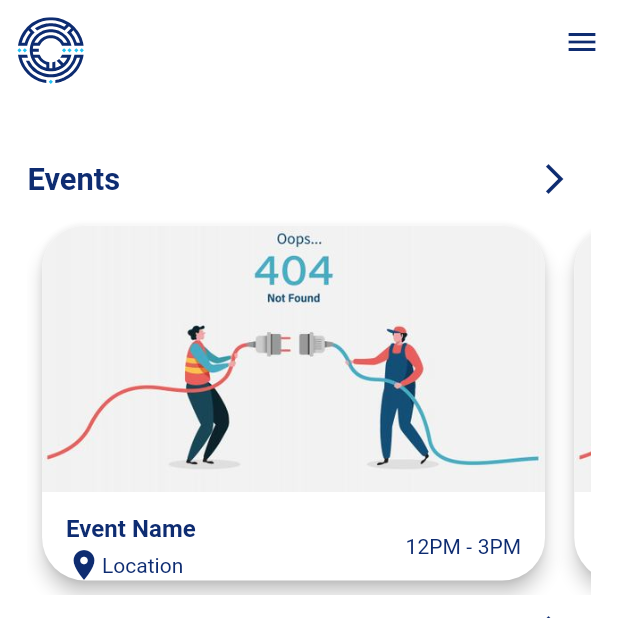
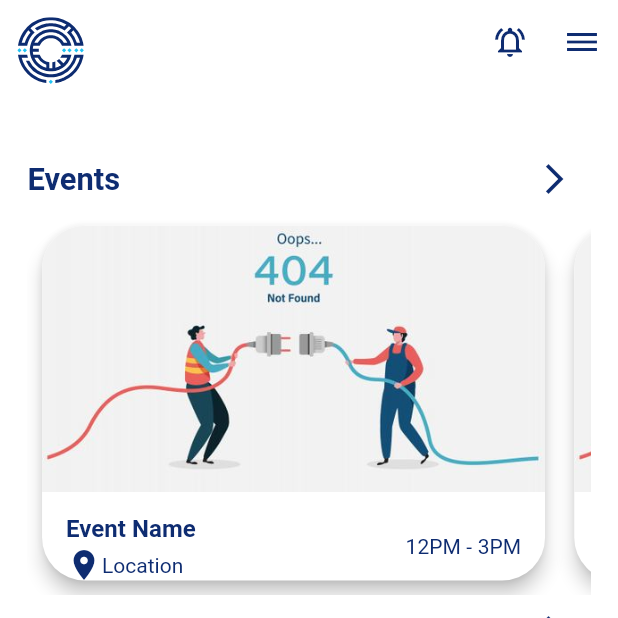
Before and after one commit to Osamaabuaysheh/psut_portal, a Flutter app: the screen it shows after launch, on a phone screen of 412 x 824 dp, the top half of it. Run offline on Flutter 3.47's test engine with Material 2 defaults, Android fonts, the phone set to English and light mode, and no system bars; drawn by our look-alikes of convex_bottom_bar; our stand-ins replace easy_localization, flutter_screenutil, flutter_spinkit, flutter_svg, font_awesome_flutter, google_fonts and 1 more.

Commit message:
notifications page (OpenNotifications Icon) Open Drawer Icon

```diff
--- a/lib/packages/components/app-bar/appbar_simple.dart
+++ b/lib/packages/components/app-bar/appbar_simple.dart
@@ -6,17 +6,20 @@ import 'package:psut_portal/utils/svg_images.dart';
 class AppBarSimple extends StatelessWidget with PreferredSizeWidget {
   const AppBarSimple({
     Key? key,
-    required String title,
+    String title = '',
     final PreferredSizeWidget? bottomWidget,
     final double bottomsize = 0,
+    List<Widget>? actions = const [],
   })  : _title = title,
         _bottom = bottomWidget,
         _bottomSize = bottomsize,
+        _actions = actions,
         super(key: key);
   // ignore: unused_field
   final String _title;
   final PreferredSizeWidget? _bottom;
   final double _bottomSize;
+  final List<Widget>? _actions;
 
   @override
   Widget build(BuildContext context) {
@@ -29,7 +32,9 @@ class AppBarSimple extends StatelessWidget with PreferredSizeWidget {
         ),
       ),
       iconTheme: IconThemeData(color: AppColors.mainColor),
-      actions: const [],
+      actions: [
+        ...?_actions,
+      ],
       bottom: _bottom,
     );
   }
--- /dev/null
+++ b/lib/packages/components/app-bar/components/open_notifications_page_icon_button.dart
@@ -0,0 +1,16 @@
+import 'package:flutter/material.dart';
+import 'package:psut_portal/packages/pages/notifications/views/notifications_page.dart';
+
+class OpenNotificationPageIconButton extends StatelessWidget {
+  const OpenNotificationPageIconButton({
+    Key? key,
+  }) : super(key: key);
+
+  @override
+  Widget build(BuildContext context) {
+    return IconButton(
+      onPressed: () => Navigator.pushNamed(context, NotificationPage.id),
+      icon: const Icon(Icons.notifications_active_outlined),
+    );
+  }
+}
--- /dev/null
+++ b/lib/packages/components/app-bar/components/oper_drawer_icon_button.dart
@@ -0,0 +1,15 @@
+import 'package:flutter/material.dart';
+
+class OpenDrawerIconButton extends StatelessWidget {
+  const OpenDrawerIconButton({
+    Key? key,
+  }) : super(key: key);
+
+  @override
+  Widget build(BuildContext context) {
+    return IconButton(
+      onPressed: () => Scaffold.of(context).openEndDrawer(),
+      icon: const Icon(Icons.dehaze_outlined),
+    );
+  }
+}
--- a/lib/packages/pages/CSO/cso_page.dart
+++ b/lib/packages/pages/CSO/cso_page.dart
@@ -1,5 +1,7 @@
 import 'package:flutter/material.dart';
 import 'package:psut_portal/packages/components/app-bar/appbar_simple.dart';
+import 'package:psut_portal/packages/components/app-bar/components/open_notifications_page_icon_button.dart';
+import 'package:psut_portal/packages/components/app-bar/components/oper_drawer_icon_button.dart';
 import 'package:psut_portal/packages/components/app_drawer/drawer_home/body_drawer.dart';
 import 'package:psut_portal/packages/pages/CSO/components/bottom_tabbar_appbar.dart';
 import 'package:psut_portal/packages/pages/CSO/components/cso_page_body.dart';
@@ -21,6 +23,10 @@ class CSOPage extends StatelessWidget {
             preferredSize: Size.fromHeight(0),
             child: CSOBottomTabBar(),
           ),
+          actions: [
+            OpenNotificationPageIconButton(),
+            OpenDrawerIconButton(),
+          ],
         ),
         backgroundColor: Colors.white,
         body: CsoPageBody(),
--- a/lib/packages/pages/CSO/views/cso_profile_page.dart
+++ b/lib/packages/pages/CSO/views/cso_profile_page.dart
@@ -1,6 +1,7 @@
 import 'package:flutter/material.dart';
 import 'package:flutter_screenutil/flutter_screenutil.dart';
 import 'package:psut_portal/packages/components/app-bar/appbar_simple.dart';
+import 'package:psut_portal/packages/components/app_drawer/drawer_home/body_drawer.dart';
 import 'package:psut_portal/packages/pages/CSO/components/cso_profile_page_table/cso_profile_table.dart';
 import 'package:psut_portal/themes/custom_theme.dart';
 
@@ -11,9 +12,11 @@ class CsoProfilePage extends StatelessWidget {
   @override
   Widget build(BuildContext context) {
     return Scaffold(
+      endDrawer: const BodyDrawer(),
       appBar: AppBarSimple(
         title: "",
         bottomsize: 60,
+        actions: const [],
         bottomWidget: PreferredSize(
           preferredSize: const Size.fromHeight(0),
           child: Align(
--- a/lib/packages/pages/Home/views/home_page.dart
+++ b/lib/packages/pages/Home/views/home_page.dart
@@ -1,5 +1,7 @@
 import 'package:flutter/material.dart';
 import 'package:psut_portal/packages/components/app-bar/appbar_simple.dart';
+import 'package:psut_portal/packages/components/app-bar/components/open_notifications_page_icon_button.dart';
+import 'package:psut_portal/packages/components/app-bar/components/oper_drawer_icon_button.dart';
 import 'package:psut_portal/packages/components/app_drawer/drawer_home/body_drawer.dart';
 import 'package:psut_portal/packages/pages/Home/views/home_page_body.dart';
 
@@ -9,11 +11,20 @@ class HomePage extends StatelessWidget {
 
   @override
   Widget build(BuildContext context) {
-    return const Scaffold(
+    final GlobalKey<ScaffoldState> _key = GlobalKey();
+
+    return Scaffold(
       backgroundColor: Colors.white,
-      appBar: AppBarSimple(title: 'Home'),
-      endDrawer: BodyDrawer(),
-      body: HomePageBody(),
+      appBar: AppBarSimple(
+        key: _key,
+        title: 'Home',
+        actions: const [
+          OpenNotificationPageIconButton(),
+          OpenDrawerIconButton(),
+        ],
+      ),
+      endDrawer: const BodyDrawer(),
+      body: const HomePageBody(),
     );
   }
 }
--- a/lib/routes/app_route.dart
+++ b/lib/routes/app_route.dart
@@ -10,6 +10,7 @@ import 'package:psut_portal/packages/pages/JOBS/jobs_page.dart';
 import 'package:psut_portal/packages/pages/auth/Views/forget.dart';
 import 'package:psut_portal/packages/pages/auth/Views/login.dart';
 import 'package:psut_portal/packages/pages/auth/Views/register.dart';
+import 'package:psut_portal/packages/pages/notifications/views/notifications_page.dart';
 import 'package:psut_portal/packages/pages/splash/views/body.dart';
 
 class AppRoute {
@@ -26,5 +27,6 @@ class AppRoute {
     CsoEventNamePage.id: (context) => const CsoEventNamePage(),
     CsoProfilePage.id: (context) => const CsoProfilePage(),
     CardsPage.id: (context) => const CardsPage(),
+    NotificationPage.id: (context) => const NotificationPage(),
   };
 }
```
Also changed, not shown: lib/packages/components/app_drawer/drawer_home/settings_drawer.dart (+7 -5 lines), lib/packages/pages/Cards/cards_page.dart (+8 -3 lines), lib/packages/pages/EVENTS/events_page.dart (+9 -1 lines), lib/packages/pages/JOBS/jobs_page.dart (+9 -1 lines), lib/packages/pages/TUTORING/tutoringpage.dart (+9 -1 lines), lib/packages/pages/notifications/components/notifcations_page_body.dart (added, +37 -0 lines), lib/packages/pages/notifications/components/notification_card.dart (added, +53 -0 lines), lib/packages/pages/notifications/views/notifications_page.dart (added, +17 -0 lines).
